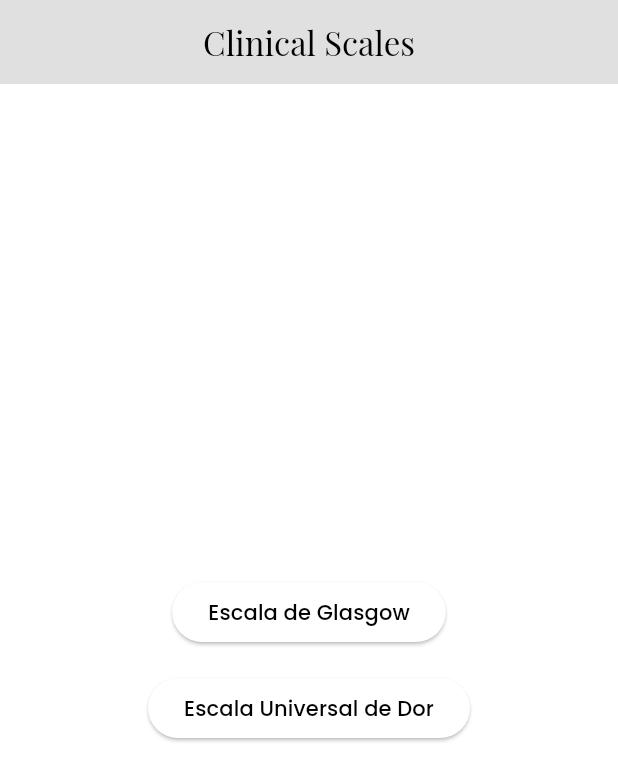
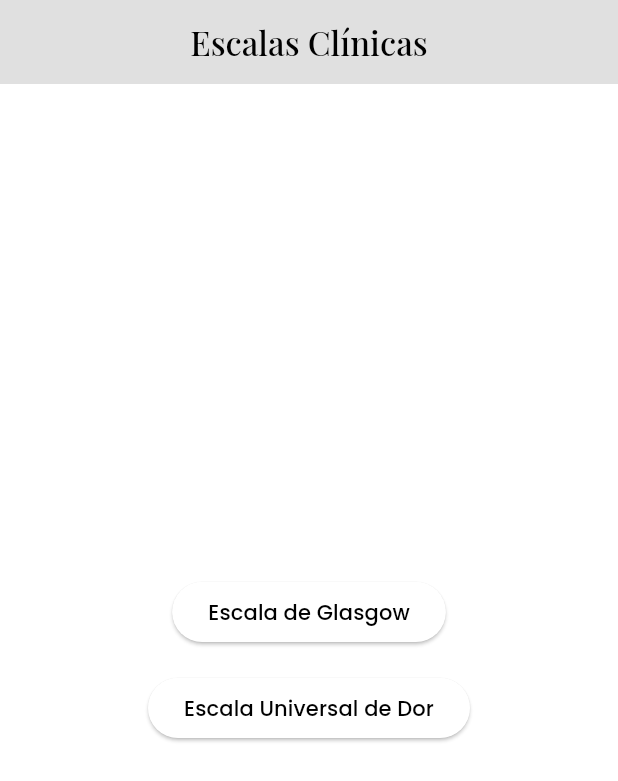
Before and after one commit to gustevito/clinical_scales, a Flutter app: the screen it shows after launch, on a phone screen of 412 x 824 dp. Shown: the top 781 px of the screen. Run offline on Flutter 3.47's test engine with Material 3 defaults, Android fonts, the phone set to English and light mode, and no system bars; our stand-ins replace get, google_fonts.

Commit message:
new page added

```diff
--- a/lib/components/appbar.dart
+++ b/lib/components/appbar.dart
@@ -1,18 +1,26 @@
 import 'package:flutter/material.dart';
+import 'package:google_fonts/google_fonts.dart';
 
-class MyAppBar extends StatelessWidget {
+class MyAppBar extends StatelessWidget implements PreferredSizeWidget {
   final String title;
+
   const MyAppBar({super.key, required this.title});
 
   @override
   Widget build(BuildContext context) {
     return AppBar(
+      backgroundColor: Theme.of(context).colorScheme.background,
+      centerTitle: true,
       title: Text(
         title,
-        style: TextStyle(
+        style: GoogleFonts.playfairDisplay(
           color: Theme.of(context).colorScheme.onBackground,
+          fontWeight: FontWeight.w500,
         ),
       ),
     );
   }
+
+  @override
+  Size get preferredSize => const Size.fromHeight(kToolbarHeight);
 }
--- a/lib/presenter/scales/scales_pain.dart
+++ b/lib/presenter/scales/scales_pain.dart
@@ -6,8 +6,10 @@ class ScalesPain extends StatelessWidget {
 
   @override
   Widget build(BuildContext context) {
-    return MyAppBar(
-      title: 'Escala Universal de Dor',
+    return const Scaffold(
+      appBar: MyAppBar(
+        title: 'Escala Universal de Dor',
+      ),
     );
   }
 }
--- a/lib/presenter/screens/home.dart
+++ b/lib/presenter/screens/home.dart
@@ -1,3 +1,4 @@
+import 'package:clinical_scales/components/appbar.dart';
 import 'package:clinical_scales/components/scales_button_tile.dart';
 import 'package:clinical_scales/presenter/scales/scales_glasgow.dart';
 import 'package:clinical_scales/presenter/scales/scales_pain.dart';
@@ -13,15 +14,7 @@ class MyHomePage extends StatelessWidget {
   @override
   Widget build(BuildContext context) {
     return Scaffold(
-      appBar: AppBar(
-        centerTitle: true,
-        backgroundColor: Theme.of(context).colorScheme.background,
-        title: Text(
-          'Clinical Scales',
-          style: GoogleFonts.playfairDisplay(
-              color: Theme.of(context).colorScheme.onBackground),
-        ),
-      ),
+      appBar: MyAppBar(title: 'Escalas Clínicas'),
       body: Center(
         child: Column(
           mainAxisAlignment: MainAxisAlignment.center,
```
